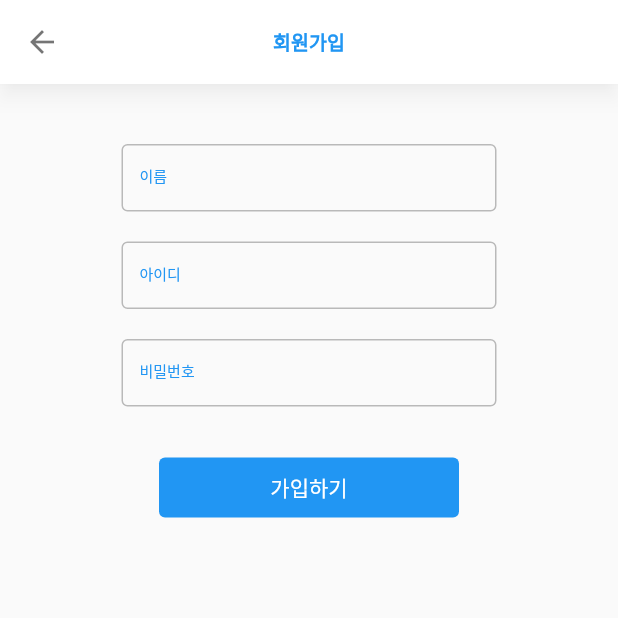
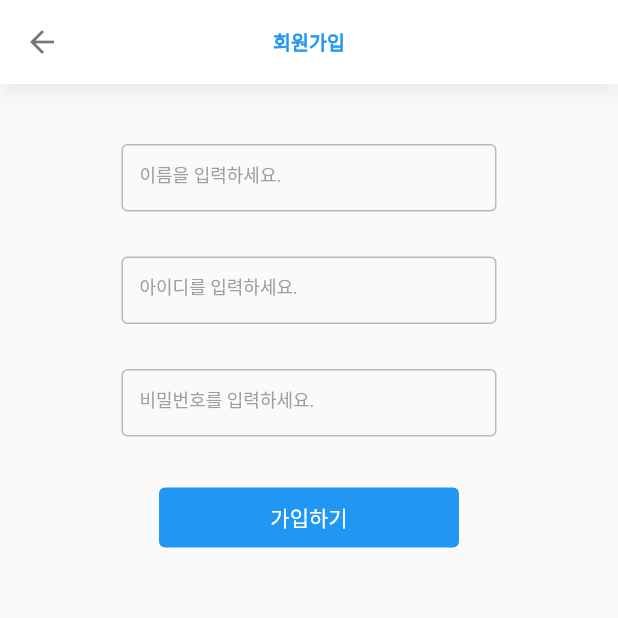
Before and after one commit to HyerimKimm/routepractice, a Flutter app: the CreateAccountPage screen opened by its route, on a phone screen of 412 x 824 dp, the top half of it. Run offline on Flutter 3.47's test engine with Material 2 defaults, Android fonts, the phone set to English and light mode, and no system bars; our stand-ins replace firebase_auth, firebase_core, introduction_screen; accounts and stored records are empty.

Commit message:
create_account_page.dart 에 createUserWithEmailAndPassword 실행했는데...... .. ..  .에러야 . .. . . 흠.. .. ;

```diff
--- a/lib/pages/create_account_page.dart
+++ b/lib/pages/create_account_page.dart
@@ -1,4 +1,5 @@
 import 'package:flutter/material.dart';
+import 'package:firebase_auth/firebase_auth.dart';
 
 class CreateAccountPage extends StatefulWidget {
   const CreateAccountPage({Key? key}) : super(key: key);
@@ -8,6 +9,20 @@ class CreateAccountPage extends StatefulWidget {
 }
 
 class _CreateAccountPageState extends State<CreateAccountPage> {
+  final _authentication = FirebaseAuth.instance;
+
+  final _formkey = GlobalKey<FormState>();
+  String userName = '';
+  String userId = '';
+  String userPassword = '';
+
+  void _tryValidation() {
+    final isValid = _formkey.currentState!.validate();
+    if (isValid) {
+      _formkey.currentState!.save();
+    }
+  }
+
   @override
   Widget build(BuildContext context) {
     return Scaffold(
@@ -19,26 +34,34 @@ class _CreateAccountPageState extends State<CreateAccountPage> {
         ),
       ),
       body: Builder(builder: (context) {
-        return SingleChildScrollView(
+        return GestureDetector(
+          child: SingleChildScrollView(
               child: Column(
             children: [
               Form(
+                key: _formkey,
                 child: Theme(
                   data: ThemeData(
                       primaryColor: Colors.blue,
                       inputDecorationTheme: const InputDecorationTheme(
-                          labelStyle: TextStyle(
-                            color: Colors.blue,
-                            fontSize: 10.0,
-                          ),
                           focusedBorder: OutlineInputBorder(
                               borderSide: BorderSide(color: Colors.blue)),
                           enabledBorder: OutlineInputBorder(
                               borderSide: BorderSide(color: Colors.black26)),
-                          hintStyle: TextStyle(color: Colors.grey, fontSize: 12))),
+                          errorBorder: OutlineInputBorder(
+                              borderSide: BorderSide(color: Colors.red)),
+                          errorStyle: TextStyle(fontSize: 8),
+                          focusedErrorBorder: OutlineInputBorder(
+                              borderSide: BorderSide(color: Colors.red)),
+                          hintStyle:
+                              TextStyle(color: Colors.grey, fontSize: 12))),
                   child: Center(
                     child: Padding(
                       padding: const EdgeInsets.all(40.0),
+                      child: SingleChildScrollView(
+                        padding: EdgeInsets.only(
+                          bottom: 20,
+                        ),
                         child: Column(
                           mainAxisAlignment: MainAxisAlignment.center,
                           children: [
@@ -46,31 +69,64 @@ class _CreateAccountPageState extends State<CreateAccountPage> {
                               width: 250,
                               height: 45,
                               child: TextFormField(
+                                key: ValueKey('id'),
+                                validator: (value) {
+                                  if (value!.isEmpty) return '이름을 입력해 주세요!';
+                                },
+                                onSaved: (value) {
+                                  userName = value!;
+                                },
+                                onChanged: (value) {
+                                  userName = value;
+                                },
                                 decoration: const InputDecoration(
-                                  labelText: '이름', hintText: '이름을 입력하세요.'),
+                                    hintText: '이름을 입력하세요.'),
                               ),
                             ),
                             const SizedBox(
-                            height: 20,
+                              height: 30,
                             ),
                             SizedBox(
                               width: 250,
                               height: 45,
                               child: TextFormField(
-                              decoration: InputDecoration(
-                                  labelText: '아이디', hintText: '아이디를 입력하세요.'),
+                                key: ValueKey('password'),
+                                validator: (value) {
+                                  if (value!.isEmpty || value.length < 4) {
+                                    return '아이디는 4자 이상이어야 합니다!';
+                                  }
+                                },
+                                onSaved: (value) {
+                                  userId = value!;
+                                },
+                                onChanged: (value) {
+                                  userId = value;
+                                },
+                                decoration:
+                                    InputDecoration(hintText: '아이디를 입력하세요.'),
                               ),
                             ),
                             const SizedBox(
-                            height: 20,
+                              height: 30,
                             ),
                             SizedBox(
                               width: 250,
                               height: 45,
                               child: TextFormField(
                                 obscureText: true,
-                              decoration: InputDecoration(
-                                  labelText: '비밀번호', hintText: '비밀번호를 입력하세요.'),
+                                validator: (value) {
+                                  if (value!.isEmpty || value.length < 6) {
+                                    return '비밀번호는 6자 이상이어야 합니다!';
+                                  }
+                                },
+                                onSaved: (value) {
+                                  userPassword = value!;
+                                },
+                                onChanged: (value) {
+                                  userPassword = value;
+                                },
+                                decoration:
+                                    InputDecoration(hintText: '비밀번호를 입력하세요.'),
                               ),
                             ),
                             const SizedBox(
@@ -81,20 +137,40 @@ class _CreateAccountPageState extends State<CreateAccountPage> {
                                 backgroundColor: Colors.blue,
                                 minimumSize: const Size(200.0, 40.0),
                               ),
-                            child: const Text(
-                              '가입하기',
-                              style: TextStyle(color: Colors.white),
-                            ),
-                            onPressed: () {},
+                              child: const Text('가입하기',
+                                  style: TextStyle(color: Colors.white)),
+                              onPressed: () async {
+                                _tryValidation();
+
+                                try {
+                                  final newUser = await _authentication
+                                      .createUserWithEmailAndPassword(
+                                    email: userId,
+                                    password: userPassword,
+                                  );
+
+                                  if(newUser.user != null){
+                                    ScaffoldMessenger.of(context).showSnackBar(
+                                      SnackBar(content: Text('가입 성공')),
+                                    );
+                                    Navigator.pop(context);
+                                  }
+                                } catch (e) {
+                                  print(e);
+                                  ScaffoldMessenger.of(context).showSnackBar(
+                                      SnackBar(content: Text('error')));
+                                }
+                              },
                             ),
                           ],
                         ),
                       ),
                     ),
                   ),
+                ),
               )
             ],
-          ),
+          )),
         );
       }),
     );
```
Lines whose indentation alone changed are shown as unchanged.
